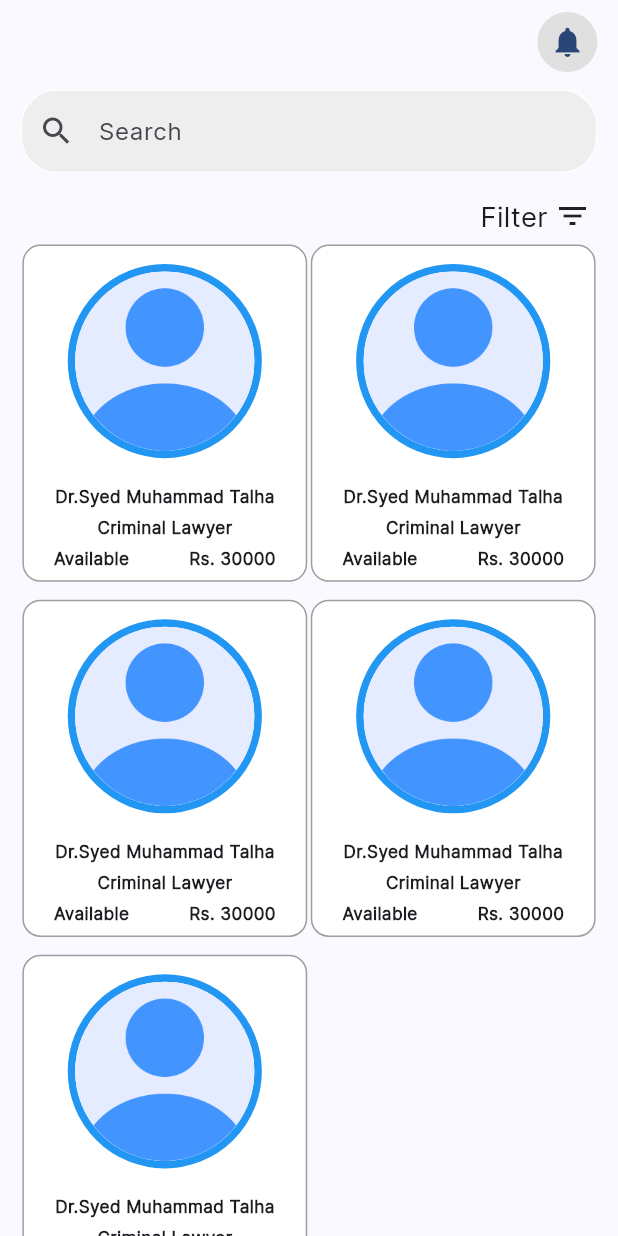
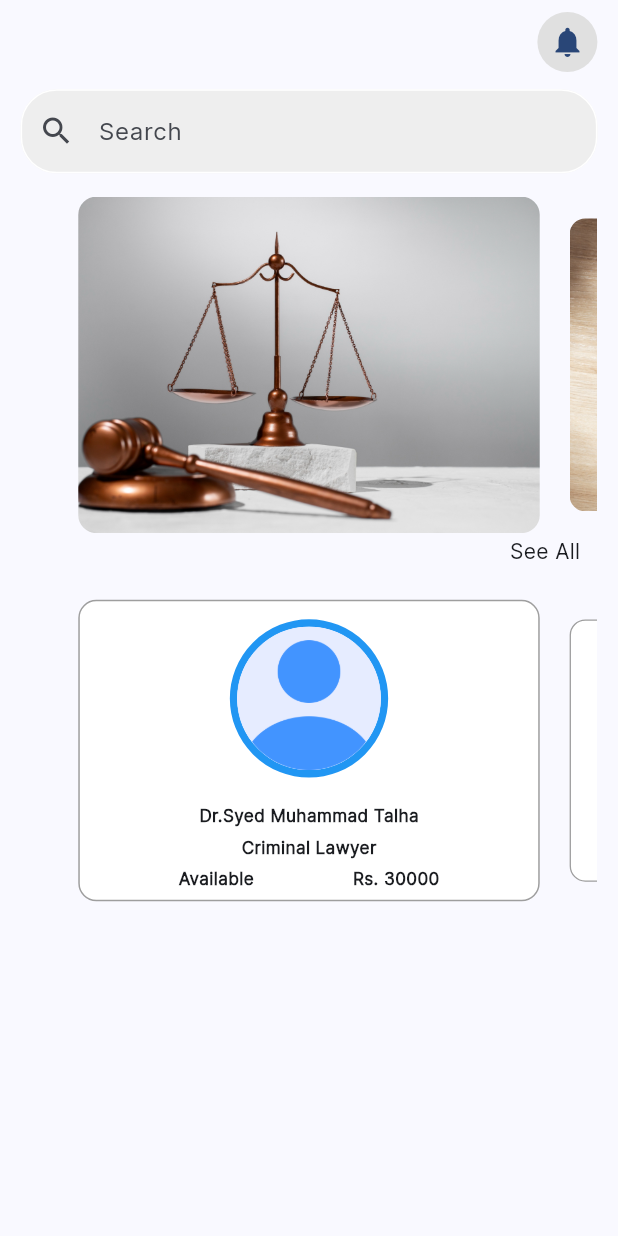
Before and after one commit to faiz771/LawyerApp, a Flutter app: the ClientHomepage screen opened directly, on a phone screen of 412 x 824 dp. Run offline on Flutter 3.47's test engine with Material 3 defaults, Android fonts, the phone set to English and light mode, and no system bars; drawn by our look-alikes of carousel_slider; our stand-ins replace animated_splash_screen, dropdown_textfield, flutter_screenutil, get, page_transition, smooth_page_indicator.

Commit message:
homepage both slider added & see all lawyer created

```diff
--- a/lib/components/doctor_view_template.dart
+++ b/lib/components/doctor_grid_view_template.dart
@@ -2,7 +2,7 @@ import 'package:flutter/material.dart';
 import 'package:flutter_screenutil/flutter_screenutil.dart';
 import 'package:flutter_staggered_grid_view/flutter_staggered_grid_view.dart';
 
-class DoctorViewTemplate extends StatelessWidget {
+class DoctorGridViewTemplate extends StatelessWidget {
   @override
   Widget build(BuildContext context) {
     return Expanded(
@@ -11,7 +11,7 @@ class DoctorViewTemplate extends StatelessWidget {
           // shrinkWrap: true,
           gridDelegate: SliverSimpleGridDelegateWithFixedCrossAxisCount(
               crossAxisCount: 2),
-          itemCount: 5,
+          itemCount: 10,
           itemBuilder: (context, index) {
             return Padding(
               padding: EdgeInsets.symmetric(horizontal: 1.h, vertical: 5.h),
--- /dev/null
+++ b/lib/components/doctor_slider_view_template.dart
@@ -0,0 +1,122 @@
+import 'package:flutter/material.dart';
+import 'package:flutter_screenutil/flutter_screenutil.dart';
+import 'package:carousel_slider/carousel_slider.dart';
+
+class DoctorSliderViewTemplate extends StatelessWidget {
+  final List<Map<String, dynamic>> dummyData = [
+    {
+      'name': 'Dr.Syed Muhammad Talha',
+      'specialization': 'Criminal Lawyer',
+      'availability': 'Available',
+      'price': 'Rs. 30000',
+    },
+    {
+      'name': 'Dr.Syed Muhammad Talha',
+      'specialization': 'Criminal Lawyer',
+      'availability': 'Available',
+      'price': 'Rs. 30000',
+    },
+    {
+      'name': 'Dr.Syed Muhammad Talha',
+      'specialization': 'Criminal Lawyer',
+      'availability': 'Available',
+      'price': 'Rs. 30000',
+    },
+    {
+      'name': 'Dr.Syed Muhammad Talha',
+      'specialization': 'Criminal Lawyer',
+      'availability': 'Available',
+      'price': 'Rs. 30000',
+    },
+    {
+      'name': 'Dr.Syed Muhammad Talha',
+      'specialization': 'Criminal Lawyer',
+      'availability': 'Available',
+      'price': 'Rs. 30000',
+    },
+    // Add more dummy data entries as needed
+  ];
+
+  @override
+  Widget build(BuildContext context) {
+    return CarouselSlider.builder(
+      options: CarouselOptions(
+        autoPlay: true,
+        aspectRatio: 12 / 7.5,
+        enableInfiniteScroll: false,
+        enlargeCenterPage: true,
+      ),
+      itemCount: 5,
+      itemBuilder: (context, index, _) {
+        return Center(
+          child: Container(
+            decoration: BoxDecoration(
+              border: Border.all(color: Colors.grey),
+              borderRadius: BorderRadius.circular(12),
+              color: Colors.white,
+            ),
+            child: Column(
+              mainAxisSize: MainAxisSize.min,
+              children: [
+                Padding(
+                  padding: EdgeInsets.symmetric(vertical: 10.h),
+                  child: Container(
+                    decoration: BoxDecoration(
+                        shape: BoxShape.circle,
+                        border: Border.all(color: Colors.blue, width: 5)),
+                    child: CircleAvatar(
+                      radius: 40.h,
+                      child: Image.asset('assets/images/person.png'),
+                    ),
+                  ),
+                ),
+                Padding(
+                  padding: EdgeInsets.symmetric(
+                    vertical: 5.h,
+                  ),
+                  child: Column(
+                    children: [
+                      Text(
+                        dummyData[index]['name'],
+                        style: TextStyle(
+                            fontSize: 10.sp,
+                            fontWeight: FontWeight.bold,
+                            overflow: TextOverflow.ellipsis),
+                      ),
+                      SizedBox(
+                        height: 4.h,
+                      ),
+                      Text(dummyData[index]['specialization'],
+                          style: TextStyle(
+                              fontSize: 10.sp,
+                              fontWeight: FontWeight.bold,
+                              overflow: TextOverflow.ellipsis)),
+                      SizedBox(
+                        height: 4.h,
+                      ),
+                      Row(
+                        mainAxisAlignment: MainAxisAlignment.spaceEvenly,
+                        children: [
+                          Text(dummyData[index]['availability'],
+                              style: TextStyle(
+                                  fontSize: 10.sp,
+                                  fontWeight: FontWeight.bold,
+                                  overflow: TextOverflow.ellipsis)),
+                          Text(dummyData[index]['price'],
+                              style: TextStyle(
+                                  fontSize: 10.sp,
+                                  fontWeight: FontWeight.bold,
+                                  overflow: TextOverflow.ellipsis))
+                        ],
+                      ),
+                    ],
+                  ),
+                ),
+              ],
+            ),
+          ),
+        );
+      },
+    );
+  }
+}
--- a/lib/components/filter_dropdown_button.dart
+++ b/lib/components/filter_dropdown_button.dart
@@ -129,10 +129,5 @@ class _FilterDropDownButtonState extends State<FilterDropDownButton> {
             ),
           ],
         ));
-
-    ElevatedButton(
-      onPressed: () {},
-      child: Text('Select Lawyer Category'),
-    );
   }
 }
--- /dev/null
+++ b/lib/components/promotion_slider_view_template.dart
@@ -0,0 +1,36 @@
+import 'package:flutter/material.dart';
+import 'package:flutter_screenutil/flutter_screenutil.dart';
+import 'package:carousel_slider/carousel_slider.dart';
+
+class PromotionSliderViewTemplate extends StatelessWidget {
+  final List<Map<String, dynamic>> sliderimages = [
+    {"image": 'assets/images/slider1.jpg'},
+    {"image": 'assets/images/slider2.jpg'},
+    {"image": 'assets/images/slider3.jpg'},
+    {"image": 'assets/images/slider1.jpg'},
+    {"image": 'assets/images/slider2.jpg'},
+    {"image": 'assets/images/slider3.jpg'}
+  ];
+  @override
+  Widget build(BuildContext context) {
+    return CarouselSlider.builder(
+      options: CarouselOptions(
+        autoPlay: true,
+        aspectRatio: 12 / 7,
+        enableInfiniteScroll: false,
+        enlargeCenterPage: true,
+      ),
+      itemCount: 6,
+      itemBuilder: (context, index, _) {
+        return ClipRRect(
+          borderRadius:
+              BorderRadius.circular(12.0), // Set your desired border radius
+          child: Image.asset(
+            sliderimages[index]['image'],
+            fit: BoxFit.cover,
+          ),
+        );
+      },
+    );
+  }
+}
--- /dev/null
+++ b/lib/screens/all_lawyer_screen.dart
@@ -0,0 +1,36 @@
+import 'package:flutter/material.dart';
+import 'package:flutter_screenutil/flutter_screenutil.dart';
+import 'package:lawyerapp/components/doctor_grid_view_template.dart';
+import 'package:lawyerapp/components/filter_dropdown_button.dart';
+import 'package:lawyerapp/components/mytextfield.dart';
+
+class AllLawyerScreen extends StatefulWidget {
+  const AllLawyerScreen({super.key});
+
+  @override
+  State<AllLawyerScreen> createState() => _AllLawyerScreenState();
+}
+
+class _AllLawyerScreenState extends State<AllLawyerScreen> {
+  @override
+  Widget build(BuildContext context) {
+    return Scaffold(
+      appBar: AppBar(
+        title: Text('All Lawyers'),
+      ),
+      body: Padding(
+        padding: EdgeInsets.symmetric(horizontal: 12.w),
+        child: Column(
+          children: [
+            MyTextField(hinttext: 'Search', icon: Icons.search),
+            SizedBox(
+              height: 10.h,
+            ),
+            FilterDropDownButton(),
+            DoctorGridViewTemplate()
+          ],
+        ),
+      ),
+    );
+  }
+}
--- a/lib/screens/client_homepage_screen.dart
+++ b/lib/screens/client_homepage_screen.dart
@@ -2,9 +2,11 @@ import 'package:flutter/material.dart';
 import 'package:flutter_screenutil/flutter_screenutil.dart';
 import 'package:get/get_core/src/get_main.dart';
 import 'package:get/get_navigation/get_navigation.dart';
-import 'package:lawyerapp/components/doctor_view_template.dart';
+import 'package:lawyerapp/components/doctor_slider_view_template.dart';
 import 'package:lawyerapp/components/filter_dropdown_button.dart';
 import 'package:lawyerapp/components/mytextfield.dart';
+import 'package:lawyerapp/components/promotion_slider_view_template.dart';
+import 'package:lawyerapp/screens/all_lawyer_screen.dart';
 
 class ClientHomepage extends StatefulWidget {
   const ClientHomepage({super.key});
@@ -29,15 +31,35 @@ class _ClientHomepageState extends State<ClientHomepage> {
       ),
       body: Padding(
         padding: EdgeInsets.symmetric(horizontal: 12.w),
+        child: SingleChildScrollView(
           child: Column(
             children: [
               MyTextField(hinttext: 'Search', icon: Icons.search),
               SizedBox(
                 height: 10.h,
               ),
-            FilterDropDownButton(),
-            DoctorViewTemplate()
+              PromotionSliderViewTemplate(),
+              //FilterDropDownButton(),
+              Column(
+                crossAxisAlignment: CrossAxisAlignment.end,
+                children: [
+                  Padding(
+                    padding:
+                        EdgeInsets.only(right: 10.w, top: 2.h, bottom: 2.h),
+                    child: InkWell(
+                        onTap: () {
+                          Get.to(AllLawyerScreen());
+                        },
+                        child: Text('See All')),
+                  ),
+                  DoctorSliderViewTemplate(),
                 ],
+              ),
+              SizedBox(
+                height: 10,
+              )
+            ],
+          ),
         ),
       ),
     );
--- a/pubspec.yaml
+++ b/pubspec.yaml
@@ -41,6 +41,7 @@ dependencies:
   animated_splash_screen: ^1.3.0
   dropdown_textfield: ^1.0.8
   flutter_staggered_grid_view: ^0.7.0
+  carousel_slider: ^4.2.1
 
 dev_dependencies:
   flutter_test:
```
Also changed, not shown: assets/images/slider1.jpg (added), assets/images/slider2.jpg (added), assets/images/slider3.jpg (added), pubspec.lock. Lines whose indentation alone changed are shown as unchanged.
